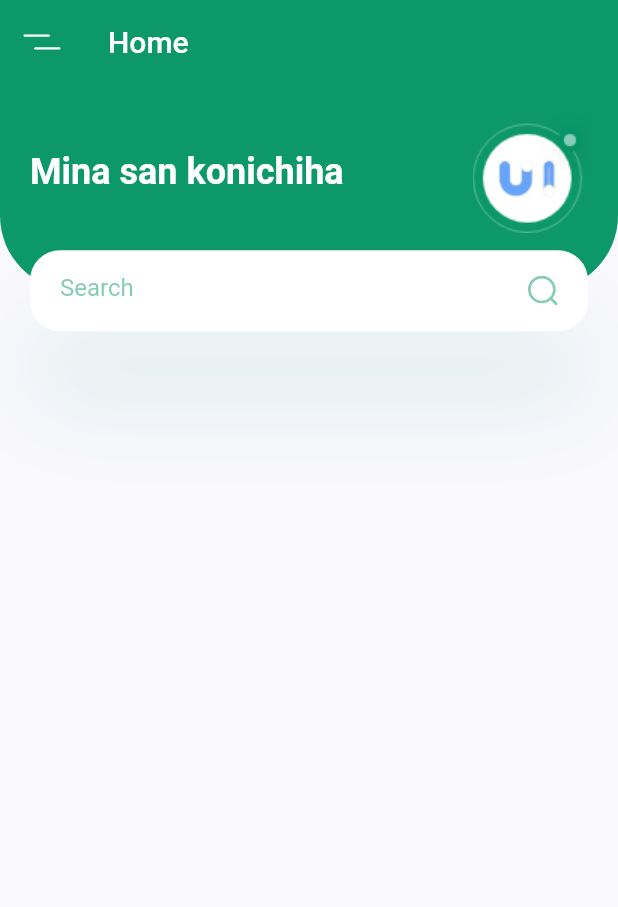
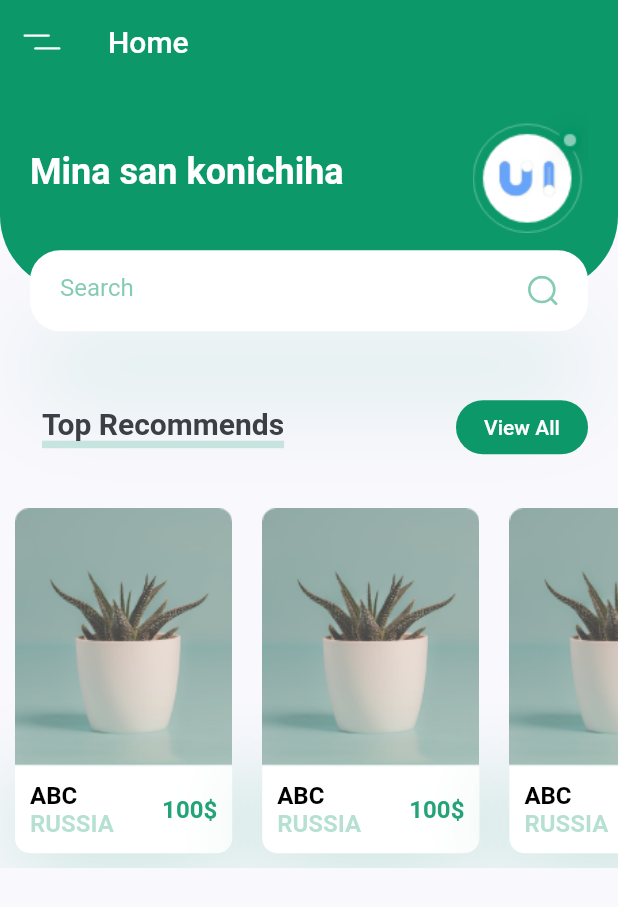
Before and after one commit to 17021084/flutter-ui-clone, a Flutter app: the screen it shows after launch, on a phone screen of 412 x 824 dp. Shown: the top 907 px of the screen. Run offline on Flutter 3.47's test engine with Material 2 defaults, Android fonts, the light colour scheme and no system bars; our stand-ins replace flutter_svg.

Commit message:
recommend block

```diff
--- a/lib/screens/home/components/body.dart
+++ b/lib/screens/home/components/body.dart
@@ -1,4 +1,10 @@
+// ignore_for_file: deprecated_member_use
+
 import 'package:flutter/material.dart';
+import 'package:flutter_svg/svg.dart';
+import 'package:fruit_app/constant.dart';
+import 'package:fruit_app/screens/home/components/recommend_card.dart';
+import 'package:fruit_app/screens/home/components/title_with_button.dart';
 
 import 'header_with_search_box.dart';
 
@@ -11,7 +17,40 @@ class Body extends StatelessWidget {
     // scolleable container
     return SingleChildScrollView(
       child: Column(
-        children: <Widget>[HeaderWithSeachBox(size: size)],
+        children: <Widget>[
+          HeaderWithSeachBox(size: size),
+          TitleWithButton(
+            title: "Top Recommends",
+            onPress: () {},
+          ),
+          SingleChildScrollView(
+              scrollDirection: Axis.horizontal,
+              child: Row(
+                children: [
+                  RecommendCard(
+                    imageUrl: "assets/images/image_1.png",
+                    price: 100,
+                    title: "abc",
+                    subTitle: "Russia",
+                    onPress: () {},
+                  ),
+                  RecommendCard(
+                    imageUrl: "assets/images/image_1.png",
+                    price: 100,
+                    title: "abc",
+                    subTitle: "Russia",
+                    onPress: () {},
+                  ),
+                  RecommendCard(
+                    imageUrl: "assets/images/image_1.png",
+                    price: 100,
+                    title: "abc",
+                    subTitle: "Russia",
+                    onPress: () {},
+                  ),
+                ],
+              ))
+        ],
       ),
     );
   }
--- /dev/null
+++ b/lib/screens/home/components/recommend_card.dart
@@ -0,0 +1,85 @@
+import 'package:flutter/cupertino.dart';
+import 'package:flutter/material.dart';
+
+import '../../../constant.dart';
+
+class RecommendCard extends StatelessWidget {
+  final String imageUrl;
+  final String title;
+  final String? subTitle;
+  final int price;
+  final Function onPress;
+  const RecommendCard({
+    Key? key,
+    required this.imageUrl,
+    required this.title,
+    this.subTitle,
+    required this.price,
+    required this.onPress,
+  }) : super(key: key);
+
+  @override
+  Widget build(BuildContext context) {
+    Size size = MediaQuery.of(context).size;
+    return Container(
+      width: size.width * 0.4,
+      padding: const EdgeInsets.all(kDefaultPadding / 2),
+      child: Column(
+        children: [
+          Image.asset(imageUrl),
+          GestureDetector(
+            onTap: () {
+              onPress();
+            },
+            child: Container(
+              padding: const EdgeInsets.all(kDefaultPadding / 2),
+              decoration: BoxDecoration(
+                color: Colors.white,
+                boxShadow: [
+                  BoxShadow(
+                    offset: Offset(0, 10),
+                    blurRadius: 50,
+                    color: kPrimaryColor.withOpacity(0.22),
+                  )
+                ],
+                borderRadius: const BorderRadius.only(
+                  bottomLeft: Radius.circular(10),
+                  bottomRight: Radius.circular(10),
+                ),
+              ),
+              child: Row(
+                children: [
+                  RichText(
+                      text: TextSpan(children: [
+                    TextSpan(
+                      text: "${title}\n".toUpperCase(),
+                      style: const TextStyle(
+                          fontSize: 16,
+                          fontWeight: FontWeight.bold,
+                          color: Colors.black),
+                    ),
+                    TextSpan(
+                      text: subTitle?.toUpperCase(),
+                      style: TextStyle(
+                          fontSize: 16,
+                          fontWeight: FontWeight.bold,
+                          color: kPrimaryColor.withOpacity(0.30)),
+                    ),
+                  ])),
+                  const Spacer(),
+                  Text(
+                    "${price.toString()}\$",
+                    style: TextStyle(
+                        fontSize: 16,
+                        fontWeight: FontWeight.bold,
+                        color: kPrimaryColor.withOpacity(0.9)),
+                  )
+                ],
+              ),
+            ),
+          )
+        ],
+      ),
+    );
+  }
+}
--- /dev/null
+++ b/lib/screens/home/components/title_with_button.dart
@@ -0,0 +1,72 @@
+import 'package:flutter/cupertino.dart';
+import 'package:flutter/material.dart';
+
+import '../../../constant.dart';
+
+class TitleWithButton extends StatelessWidget {
+  final String title;
+  final Function onPress;
+  const TitleWithButton({
+    Key? key,
+    required this.title,
+    required this.onPress,
+  }) : super(key: key);
+
+  @override
+  Widget build(BuildContext context) {
+    return Padding(
+      padding: const EdgeInsets.all(kDefaultPadding),
+      child: Row(
+        children: [
+          Expanded(
+              child: TitleWithCustomUnderLine(
+            title: title,
+          )),
+          FlatButton(
+              color: kPrimaryColor,
+              shape: RoundedRectangleBorder(
+                borderRadius: BorderRadius.circular(20),
+              ),
+              onPressed: () {
+                onPress();
+              },
+              child:
+                  const Text("View All", style: TextStyle(color: Colors.white)))
+        ],
+      ),
+    );
+  }
+}
+
+class TitleWithCustomUnderLine extends StatelessWidget {
+  final String title;
+  const TitleWithCustomUnderLine({
+    Key? key,
+    required this.title,
+  }) : super(key: key);
+
+  @override
+  Widget build(BuildContext context) {
+    return Container(
+      padding: const EdgeInsets.all(8.0),
+      child: Container(
+        child: Stack(
+          children: <Widget>[
+            Container(
+              decoration: BoxDecoration(
+                border: Border(
+                    bottom: BorderSide(
+                        color: kPrimaryColor.withOpacity(0.2), width: 5)),
+              ),
+              child: Text(
+                title,
+                style:
+                    const TextStyle(fontSize: 20, fontWeight: FontWeight.bold),
+              ),
+            )
+          ],
+        ),
+      ),
+    );
+  }
+}
```
